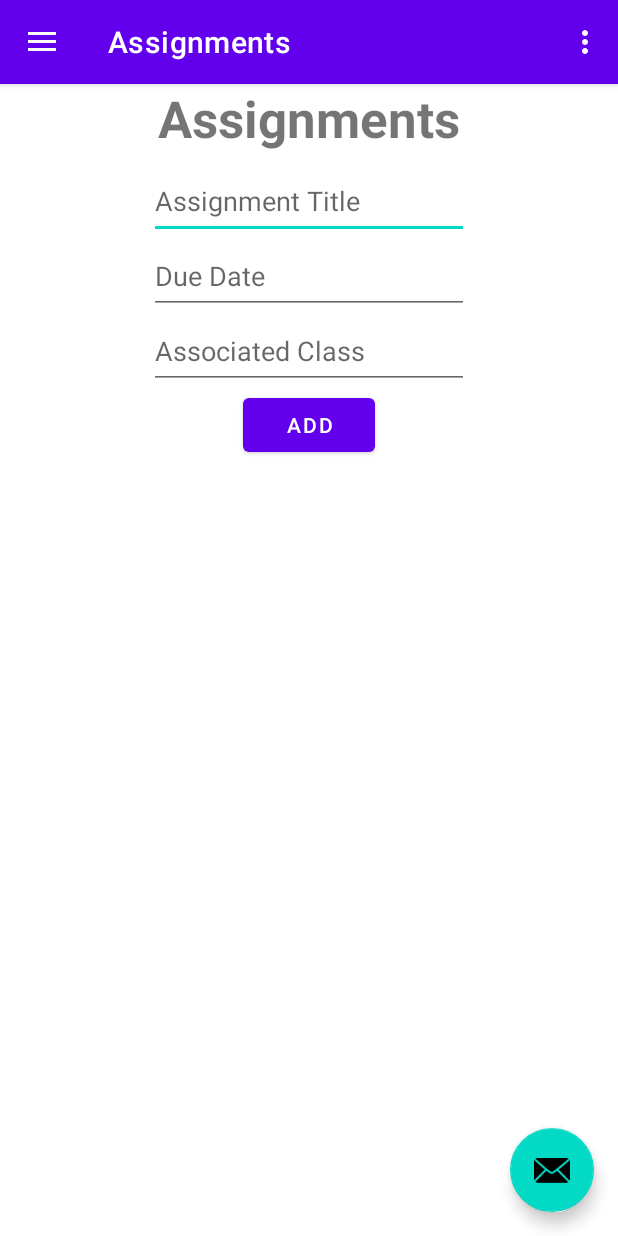
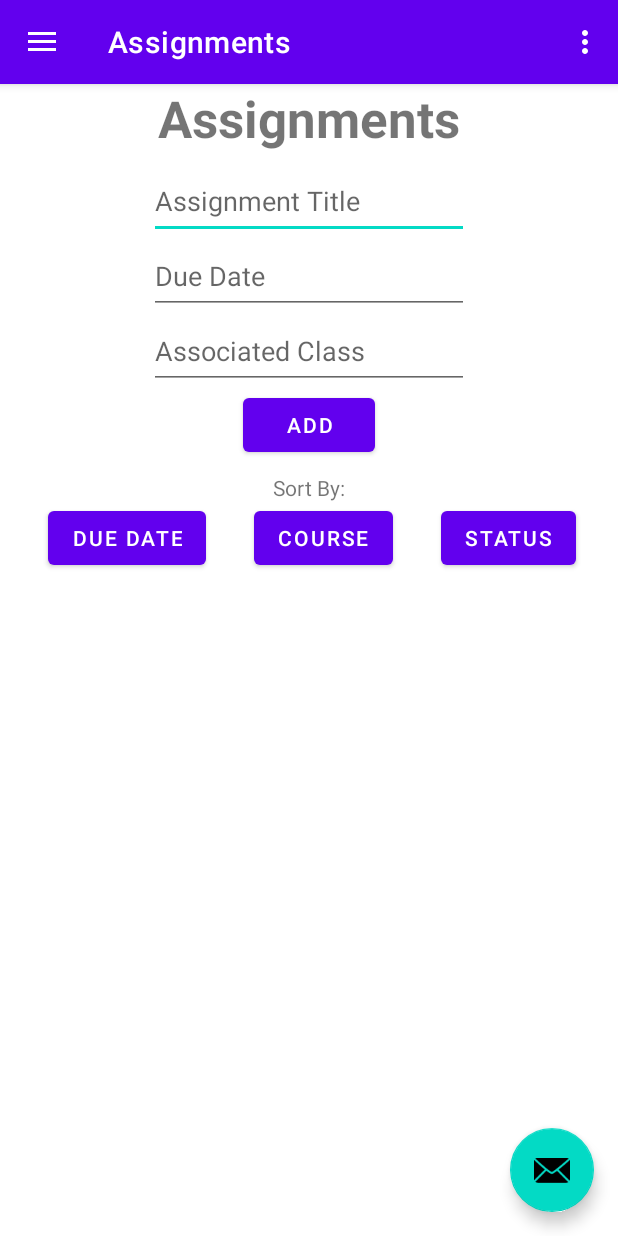
Before and after one commit to ND68/College-Scheduler, an Android app: the screen it shows after launch (MainActivity), in the side drawer, after a tap on "Assignments", on a phone screen of 412 x 824 dp. Run offline under Robolectric (Android 15) with nearby library versions, the phone set to English and light mode, and no system bars; our stand-ins replace navigation-ui.

Commit message:
Added front end for sorting for assignments.

```diff
--- a/app/src/main/res/layout/fragment_assignments.xml
+++ b/app/src/main/res/layout/fragment_assignments.xml
@@ -72,5 +72,42 @@
             app:layout_constraintStart_toStartOf="parent"
             app:layout_constraintTop_toBottomOf="@+id/editTextClassA" />
 
+        <TextView
+            android:id="@+id/textView3"
+            android:layout_width="wrap_content"
+            android:layout_height="wrap_content"
+            android:layout_marginTop="8dp"
+            android:text="@string/sort_by"
+            app:layout_constraintEnd_toEndOf="parent"
+            app:layout_constraintStart_toStartOf="parent"
+            app:layout_constraintTop_toBottomOf="@+id/btnAddAssignments" />
+
+        <Button
+            android:id="@+id/button"
+            android:layout_width="wrap_content"
+            android:layout_height="wrap_content"
+            android:layout_marginStart="32dp"
+            android:text="@string/due_date"
+            app:layout_constraintStart_toStartOf="parent"
+            app:layout_constraintTop_toBottomOf="@+id/textView3" />
+
+        <Button
+            android:id="@+id/button2"
+            android:layout_width="wrap_content"
+            android:layout_height="wrap_content"
+            android:layout_marginEnd="28dp"
+            android:text="@string/status"
+            app:layout_constraintEnd_toEndOf="parent"
+            app:layout_constraintTop_toBottomOf="@+id/textView3" />
+
+        <Button
+            android:id="@+id/button3"
+            android:layout_width="wrap_content"
+            android:layout_height="wrap_content"
+            android:text="@string/course"
+            app:layout_constraintEnd_toStartOf="@+id/button2"
+            app:layout_constraintStart_toEndOf="@+id/button"
+            app:layout_constraintTop_toBottomOf="@+id/textView3" />
+
     </androidx.constraintlayout.widget.ConstraintLayout>
 </ScrollView>
```
